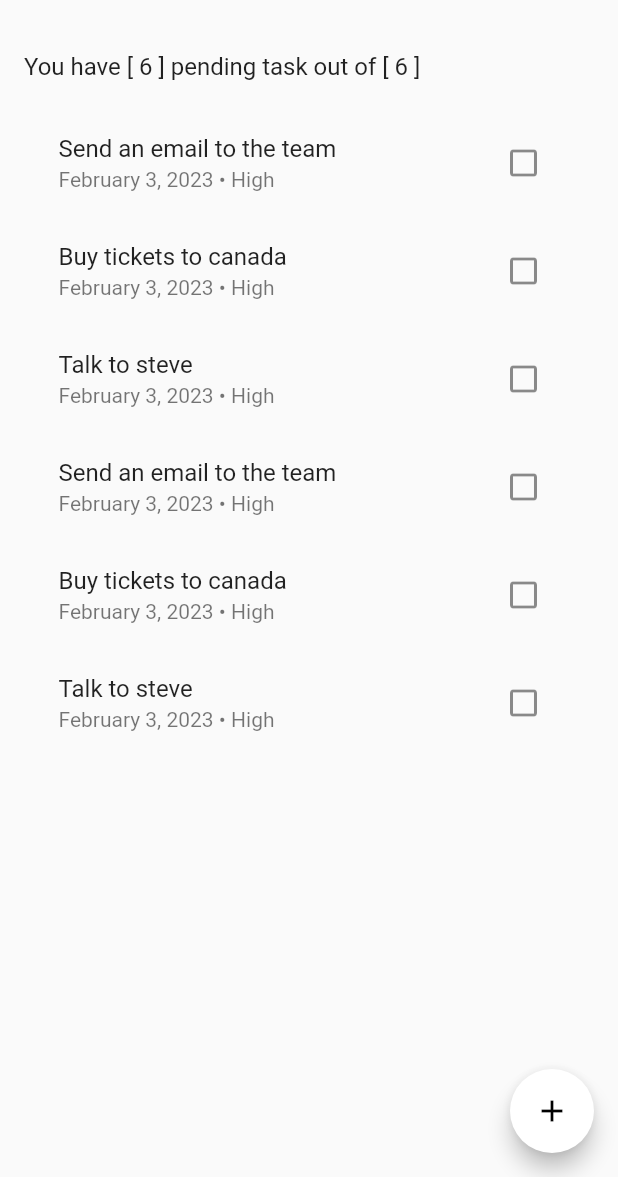
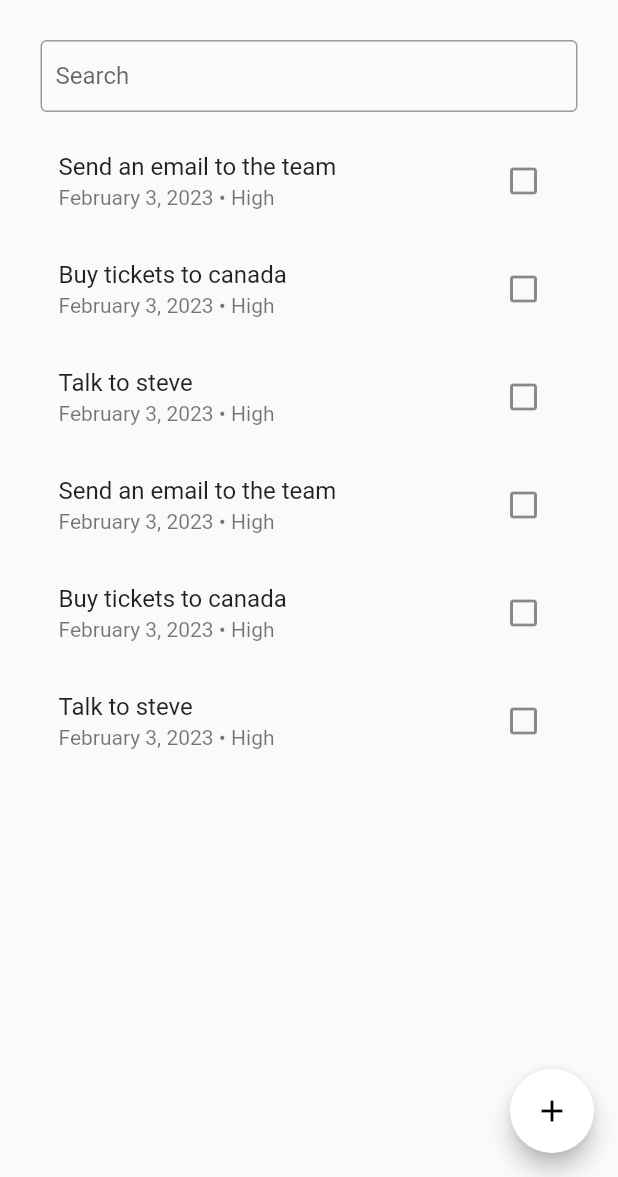
Before and after one commit to Sparsh-singhal/task_manager_app, a Flutter app: the screen it shows after launch, on a phone screen of 412 x 824 dp, the part 59-1236 px from its top. Run offline on Flutter 3.47's test engine with Material 2 defaults, Android fonts, the phone set to English and light mode, and no system bars; our stand-ins replace fluttertoast, go_router.

Commit message:
add search bar

```diff
--- a/lib/homepage.dart
+++ b/lib/homepage.dart
@@ -29,20 +29,20 @@ class _MyHomePageState extends State<MyHomePage> {
     return Padding(
       padding: const EdgeInsets.symmetric(horizontal: 23),
       child: ListView.builder(
-        itemCount: pendingTasks.length,
+        itemCount: matchQuery.length,
         itemBuilder: (context, int index) {
           return ListTile(
-            title: Text(pendingTasks[index].title),
+            title: Text(pendingTasks[matchQuery[index]].title),
             subtitle: Row(
               children: [
                 Text(
-                    "${DateFormat.MMMM().format(pendingTasks[index].date)} ${DateFormat.d().format(pendingTasks[index].date)}, ${DateFormat.y().format(pendingTasks[index].date)}"),
+                    "${DateFormat.MMMM().format(pendingTasks[matchQuery[index]].date)} ${DateFormat.d().format(pendingTasks[matchQuery[index]].date)}, ${DateFormat.y().format(pendingTasks[matchQuery[index]].date)}"),
                 const Text(' • '),
-                Text(pendingTasks[index].priority),
+                Text(pendingTasks[matchQuery[index]].priority),
               ],
             ),
             onTap: (() {
-              print(index);
+              print(matchQuery[index]);
               GoRouter.of(context).go('/update/$index');
             }),
             trailing: IconButton(
@@ -51,7 +51,7 @@ class _MyHomePageState extends State<MyHomePage> {
                   msg: "Task completed",
                   backgroundColor: Colors.grey,
                 );
-                _remove(pendingTasks[index]);
+                _remove(pendingTasks[matchQuery[index]]);
               },
               icon: const Icon(Icons.check_box_outline_blank),
             ),
@@ -59,6 +59,26 @@ class _MyHomePageState extends State<MyHomePage> {
         },
       ),
     );
+  }
+
+  List<int> matchQuery = [for (var i = 0; i < pendingTasks.length; i++) i];
+
+  void search(query) {
+    setState(() {
+      if (query.isEmpty) {
+        matchQuery = [for (var i = 0; i < pendingTasks.length; i++) i];
+      } else {
+        matchQuery = [];
+        for (int i = 0; i < pendingTasks.length; i++) {
+          if (pendingTasks[i]
+              .title
+              .toLowerCase()
+              .contains(query.toLowerCase())) {
+            matchQuery.add(i);
+          }
+        }
+      }
+    });
   }
 
   @override
@@ -93,9 +113,26 @@ class _MyHomePageState extends State<MyHomePage> {
       ),
       body: Column(
         children: <Widget>[
-          ListTile(
-            title: Text(
-              "You have [ ${pendingTasks.length} ] pending task out of [ ${pendingTasks.length} ]",
+          Padding(
+            padding: const EdgeInsets.symmetric(
+              horizontal: 27,
+              vertical: 10,
+            ),
+            child: TextField(
+              decoration: InputDecoration(
+                contentPadding: const EdgeInsets.symmetric(
+                  horizontal: 10,
+                  vertical: 10,
+                ),
+                hintText:
+                    "You have [ ${pendingTasks.length} ] pending task out of [ ${pendingTasks.length} ]",
+                labelText: "Search",
+                border: const OutlineInputBorder(),
+              ),
+              textInputAction: TextInputAction.search,
+              onChanged: ((value) {
+                search(value);
+              }),
             ),
           ),
           Expanded(child: _buildList()),
--- a/lib/main.dart
+++ b/lib/main.dart
@@ -16,13 +16,14 @@ class MyApp extends StatelessWidget {
       title: 'Task Manager App',
       theme: ThemeData(
         primaryColor: const Color.fromARGB(255, 194, 65, 56),
-        // primarySwatch: MaterialColor(),
+        primarySwatch: Colors.grey,
         colorScheme: ColorScheme.fromSwatch().copyWith(secondary: Colors.white),
         elevatedButtonTheme: ElevatedButtonThemeData(
           style: ElevatedButton.styleFrom(
             backgroundColor: const Color.fromARGB(255, 194, 65, 56),
             padding: const EdgeInsets.all(20),
-            // textStyle: TextStyle(fontWeight: FontWeight.w400), // This is throwing some error
+            // textStyle:
+            //     const TextStyle(fontSize: 20), // This is throwing some error
             shape: RoundedRectangleBorder(
               borderRadius: BorderRadius.circular(30),
             ),
```
Also changed, not shown: lib/add_task.dart (+103 -7 lines), lib/update_task.dart (+5 -5 lines).
